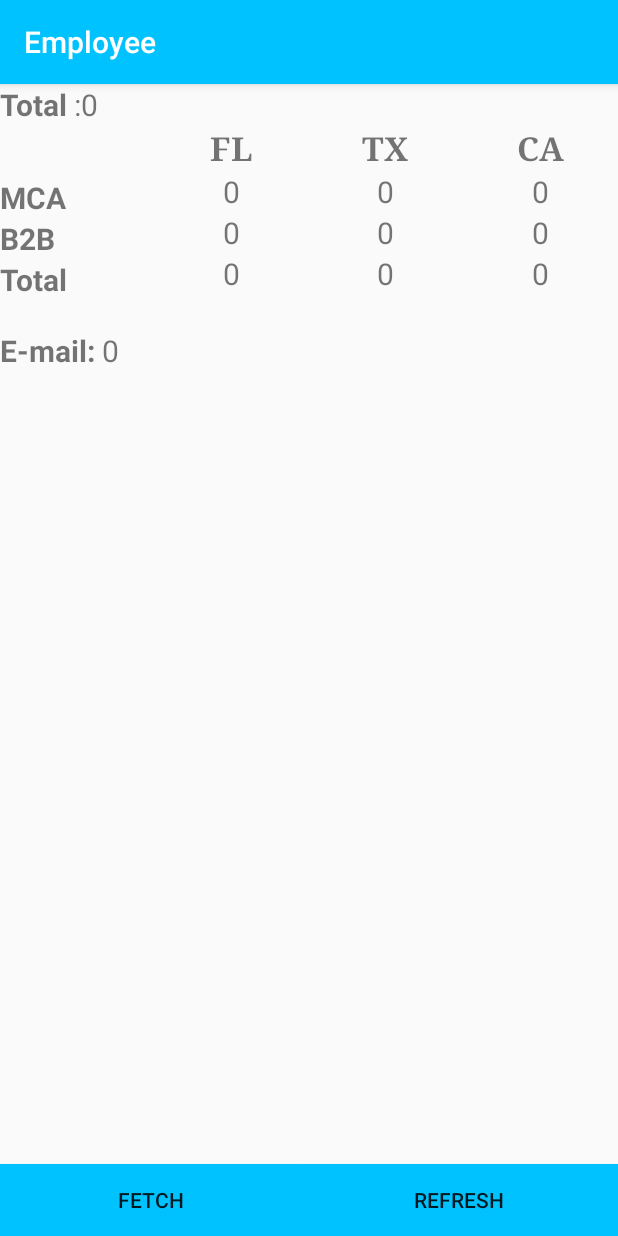
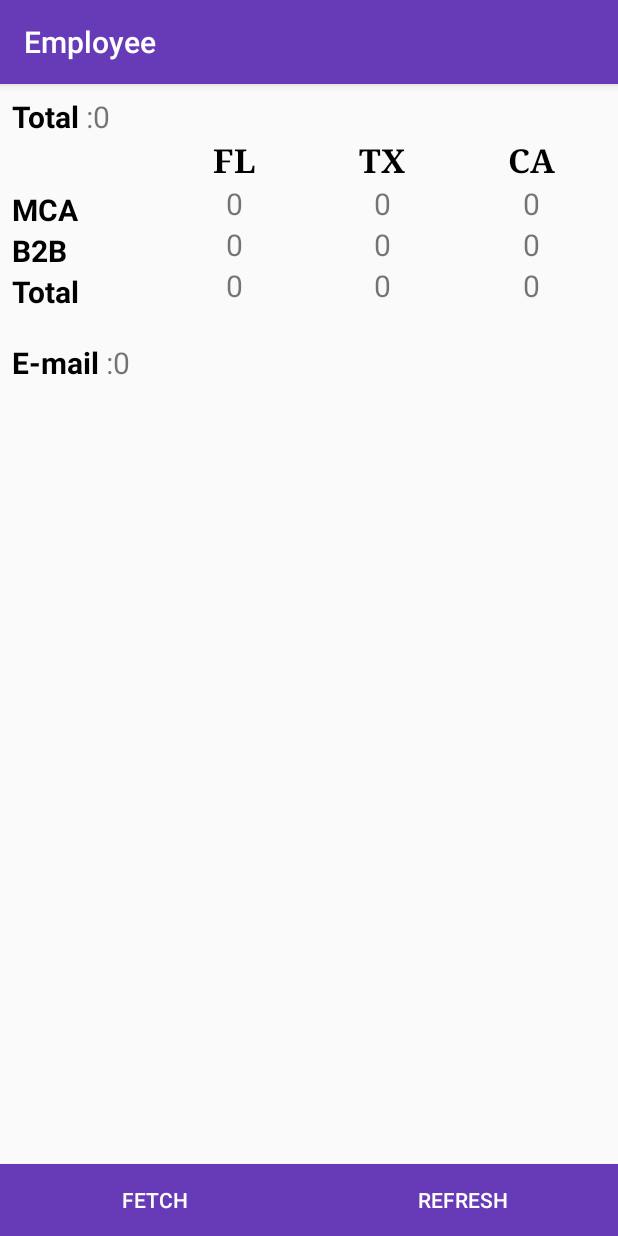
Before and after one commit to allanjojoa/Employee-App, an Android app: the screen it shows after launch (MainActivity), on a phone screen of 412 x 824 dp. Run offline under Robolectric (Android 15) with nearby library versions, the phone set to English and light mode, and no system bars.

Commit message:
Icon Added and Interface Tweaked

```diff
--- a/app/src/main/java/com/allan/android/employee/MainActivity.java
+++ b/app/src/main/java/com/allan/android/employee/MainActivity.java
@@ -75,7 +75,7 @@ public class MainActivity extends AppCompatActivity {
         TextView total_textview=(TextView) findViewById(R.id.total_textview);
         total_textview.setText(":"+i);
         TextView email_textview=(TextView) findViewById(R.id.email_textview);
-        email_textview.setText(total_email);
+        email_textview.setText(":"+total_email);
     }
 
 }
--- a/app/src/main/res/layout/activity_main.xml
+++ b/app/src/main/res/layout/activity_main.xml
@@ -7,6 +7,7 @@
     android:orientation="vertical"
     tools:context="com.allan.android.employee.MainActivity">
     <LinearLayout
+        android:layout_margin="8dp"
         android:layout_width="match_parent"
         android:layout_height="wrap_content"
         android:orientation="vertical">
@@ -19,6 +20,7 @@
                 android:layout_width="wrap_content"
                 android:layout_height="wrap_content"
                 android:text="Total "
+                android:textColor="@android:color/black"
                 android:textStyle="bold"
                 android:textSize="20sp" />
 
@@ -52,6 +54,7 @@
                     android:layout_width="match_parent"
                     android:layout_height="match_parent"
                     android:text="MCA"
+                    android:textColor="@android:color/black"
                     android:textStyle="bold"
                     android:textSize="20sp" />
 
@@ -59,6 +62,7 @@
                     android:layout_width="match_parent"
                     android:layout_height="match_parent"
                     android:text="B2B"
+                    android:textColor="@android:color/black"
                     android:textStyle="bold"
                     android:textSize="20sp" />
 
@@ -66,6 +70,7 @@
                     android:layout_width="match_parent"
                     android:layout_height="match_parent"
                     android:text="Total"
+                    android:textColor="@android:color/black"
                     android:textStyle="bold"
                     android:textSize="20sp" />
             </LinearLayout>
@@ -82,6 +87,7 @@
                     android:layout_height="match_parent"
                     android:text="FL"
                     android:textAlignment="center"
+                    android:textColor="@android:color/black"
                     android:textStyle="bold"
                     android:fontFamily="serif"
                     android:textSize="22sp" />
@@ -126,6 +132,7 @@
                     android:layout_width="match_parent"
                     android:layout_height="match_parent"
                     android:text="TX"
+                    android:textColor="@android:color/black"
                     android:textAlignment="center"
                     android:textStyle="bold"
                     android:fontFamily="serif"
@@ -170,6 +177,7 @@
                     android:layout_width="match_parent"
                     android:layout_height="match_parent"
                     android:text="CA"
+                    android:textColor="@android:color/black"
                     android:textAlignment="center"
                     android:textStyle="bold"
                     android:fontFamily="serif"
@@ -212,7 +220,8 @@
             android:paddingTop="20dp"
             android:layout_width="wrap_content"
             android:layout_height="wrap_content"
-            android:text="E-mail: "
+            android:text="E-mail "
+            android:textColor="@android:color/black"
             android:textStyle="bold"
             android:fontFamily="sans-serif"
             android:textSize="20sp" />
@@ -221,26 +230,35 @@
             android:id="@+id/email_textview"
             android:layout_width="wrap_content"
             android:layout_height="wrap_content"
-            android:text="0"
+            android:text=":0"
             android:fontFamily="sans-serif"
             android:textSize="20sp" />
         </LinearLayout>
 
 
     </LinearLayout>
-
+    <View android:id="@+id/fakeView"
+        android:layout_width="0dp"
+        android:layout_height="0dp"
+        android:layout_centerInParent="true"/>
     <Button
         android:id="@+id/refresh_button"
-        android:layout_width="200dp"
+        android:layout_width="wrap_content"
         android:layout_height="wrap_content"
         android:layout_alignParentBottom="true"
         android:onClick="OnLogin"
+        android:layout_alignRight="@id/fakeView"
+        android:layout_alignParentLeft="true"
+        android:textColor="@android:color/white"
         android:background="@drawable/ripple_effect"
         android:text="Fetch" />
     <Button
         android:layout_width="match_parent"
         android:layout_height="wrap_content"
+        android:layout_alignLeft="@id/fakeView"
+        android:layout_alignParentRight="true"
         android:background="@drawable/ripple_effect"
+        android:textColor="@android:color/white"
         android:layout_toRightOf="@id/refresh_button"
         android:layout_alignParentBottom="true"
         android:onClick="setView"
--- a/app/src/main/res/values/colors.xml
+++ b/app/src/main/res/values/colors.xml
@@ -1,6 +1,6 @@
 <?xml version="1.0" encoding="utf-8"?>
 <resources>
-    <color name="colorPrimary">#00c2ff</color>
-    <color name="colorPrimaryDark">#00c2ff</color>
+    <color name="colorPrimary">#673ab7</color>
+    <color name="colorPrimaryDark">#673ab7</color>
     <color name="colorAccent">#FF4081</color>
 </resources>
```
Also changed, not shown: app/src/main/res/mipmap-hdpi/ic_launcher.png, app/src/main/res/mipmap-hdpi/ic_launcher_round.png, app/src/main/res/mipmap-mdpi/ic_launcher.png, app/src/main/res/mipmap-mdpi/ic_launcher_round.png, app/src/main/res/mipmap-xhdpi/ic_launcher.png, app/src/main/res/mipmap-xhdpi/ic_launcher_round.png, app/src/main/res/mipmap-xxhdpi/ic_launcher.png, app/src/main/res/mipmap-xxhdpi/ic_launcher_round.png, app/src/main/res/mipmap-xxxhdpi/ic_launcher.png, app/src/main/res/mipmap-xxxhdpi/ic_launcher_round.png.
